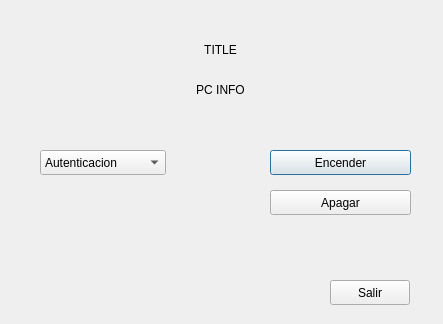
Old version of the form ClientApp/dialogmanagepc.ui in the repository jpvindas11/LosM-sFritos_Arduinos.
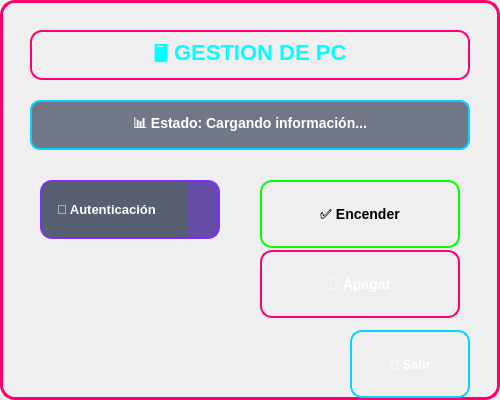
New version of the form.

```diff
--- a/ClientApp/dialogmanagepc.ui
+++ b/ClientApp/dialogmanagepc.ui
@@ -6,24 +6,215 @@
    <rect>
     <x>0</x>
     <y>0</y>
-    <width>443</width>
-    <height>324</height>
+    <width>500</width>
+    <height>400</height>
    </rect>
   </property>
   <property name="windowTitle">
-   <string>Dialog</string>
+   <string>🖥️ Gestión de PC</string>
+  </property>
+  <property name="styleSheet">
+   <string notr="true">/* ============================================
+   DIÁLOGO GESTIÓN PC - TEMA NEÓN CYBERPUNK
+   ============================================ */
+
+QDialog {
+    background: qlineargradient(x1:0, y1:0, x2:1, y2:1,
+                                stop:0 #0a0e27, stop:0.5 #16213e, stop:1 #0a0e27);
+    border: 3px solid #ff006e;
+    border-radius: 15px;
+}
+
+/* ============================================
+   LABELS TÍTULO E INFO
+   ============================================ */
+
+QLabel#title {
+    color: #00ffff;
+    font-size: 22px;
+    font-weight: bold;
+    font-family: 'Segoe UI', Arial, sans-serif;
+    background: qlineargradient(x1:0, y1:0, x2:1, y2:0,
+                                stop:0 rgba(255, 0, 110, 150),
+                                stop:0.5 rgba(0, 212, 255, 150),
+                                stop:1 rgba(255, 0, 110, 150));
+    border: 2px solid #ff006e;
+    border-radius: 12px;
+    padding: 12px;
+}
+
+QLabel#current_info {
+    color: #ffffff;
+    font-size: 14px;
+    font-weight: bold;
+    font-family: 'Segoe UI', Arial, sans-serif;
+    background: rgba(26, 35, 62, 150);
+    border: 2px solid #00d4ff;
+    border-radius: 10px;
+    padding: 10px;
+}
+
+/* ============================================
+   COMBOBOX - SELECTOR DE SERVIDOR
+   ============================================ */
+
+QComboBox {
+    background: rgba(26, 35, 62, 180);
+    border: 2px solid #7b2ff7;
+    border-radius: 12px;
+    padding: 10px 15px;
+    color: #ffffff;
+    font-size: 13px;
+    font-weight: bold;
+    font-family: 'Segoe UI', Arial, sans-serif;
+    min-height: 35px;
+}
+
+QComboBox:hover {
+    border: 2px solid #9351ff;
+    background: rgba(26, 35, 62, 220);
+    box-shadow: 0 0 20px rgba(123, 47, 247, 0.6);
+}
+
+QComboBox:focus {
+    border: 2px solid #00d4ff;
+    box-shadow: 0 0 25px rgba(0, 212, 255, 0.7);
+}
+
+QComboBox::drop-down {
+    border: none;
+    width: 30px;
+    background: rgba(123, 47, 247, 100);
+    border-top-right-radius: 10px;
+    border-bottom-right-radius: 10px;
+}
+
+QComboBox::down-arrow {
+    image: none;
+    border-left: 5px solid transparent;
+    border-right: 5px solid transparent;
+    border-top: 7px solid #00ffff;
+    margin-right: 8px;
+}
+
+QComboBox QAbstractItemView {
+    background: rgba(26, 35, 62, 240);
+    border: 2px solid #7b2ff7;
+    border-radius: 8px;
+    color: white;
+    selection-background-color: qlineargradient(x1:0, y1:0, x2:1, y2:0,
+                                                 stop:0 #7b2ff7, stop:1 #00d4ff);
+    selection-color: white;
+    padding: 5px;
+}
+
+QComboBox QAbstractItemView::item {
+    min-height: 30px;
+    padding: 5px;
+}
+
+QComboBox QAbstractItemView::item:hover {
+    background: rgba(123, 47, 247, 150);
+}
+
+/* ============================================
+   BOTONES DE CONTROL
+   ============================================ */
+
+/* Botón Encender - VERDE */
+QPushButton#on_button {
+    background: qlineargradient(x1:0, y1:0, x2:1, y2:0,
+                                stop:0 #00ff00, stop:1 #39ff14);
+    border: 2px solid #00ff00;
+    border-radius: 12px;
+    padding: 12px 25px;
+    color: #000000;
+    font-size: 14px;
+    font-weight: bold;
+    font-family: 'Segoe UI', Arial, sans-serif;
+    min-height: 40px;
+}
+
+QPushButton#on_button:hover {
+    background: qlineargradient(x1:0, y1:0, x2:1, y2:0,
+                                stop:0 #00ff44, stop:1 #5fff44);
+    box-shadow: 0 0 30px rgba(0, 255, 0, 0.9);
+    border: 2px solid #5fff44;
+}
+
+QPushButton#on_button:pressed {
+    background: qlineargradient(x1:0, y1:0, x2:1, y2:0,
+                                stop:0 #00cc00, stop:1 #2ecc11);
+    padding-top: 14px;
+    padding-bottom: 10px;
+}
+
+/* Botón Apagar - ROJO */
+QPushButton#off_button {
+    background: qlineargradient(x1:0, y1:0, x2:1, y2:0,
+                                stop:0 #ff006e, stop:1 #ff4444);
+    border: 2px solid #ff006e;
+    border-radius: 12px;
+    padding: 12px 25px;
+    color: white;
+    font-size: 14px;
+    font-weight: bold;
+    font-family: 'Segoe UI', Arial, sans-serif;
+    min-height: 40px;
+}
+
+QPushButton#off_button:hover {
+    background: qlineargradient(x1:0, y1:0, x2:1, y2:0,
+                                stop:0 #ff1a7a, stop:1 #ff6666);
+    box-shadow: 0 0 30px rgba(255, 0, 110, 0.9);
+    border: 2px solid #ff4499;
+}
+
+QPushButton#off_button:pressed {
+    background: qlineargradient(x1:0, y1:0, x2:1, y2:0,
+                                stop:0 #cc0058, stop:1 #cc3333);
+    padding-top: 14px;
+    padding-bottom: 10px;
+}
+
+/* Botón Salir - CYAN */
+QPushButton#exit_button {
+    background: qlineargradient(x1:0, y1:0, x2:1, y2:0,
+                                stop:0 #7b2ff7, stop:1 #00d4ff);
+    border: 2px solid #00d4ff;
+    border-radius: 12px;
+    padding: 12px 25px;
+    color: white;
+    font-size: 13px;
+    font-weight: bold;
+    font-family: 'Segoe UI', Arial, sans-serif;
+    min-height: 40px;
+}
+
+QPushButton#exit_button:hover {
+    background: qlineargradient(x1:0, y1:0, x2:1, y2:0,
+                                stop:0 #9351ff, stop:1 #00e5ff);
+    box-shadow: 0 0 25px rgba(0, 212, 255, 0.8);
+}
+
+QPushButton#exit_button:pressed {
+    background: qlineargradient(x1:0, y1:0, x2:1, y2:0,
+                                stop:0 #6020dd, stop:1 #00a8cc);
+    padding-top: 14px;
+    padding-bottom: 10px;
+}</string>
   </property>
   <widget class="QLabel" name="title">
    <property name="geometry">
     <rect>
-     <x>0</x>
-     <y>40</y>
-     <width>441</width>
-     <height>20</height>
+     <x>30</x>
+     <y>30</y>
+     <width>440</width>
+     <height>50</height>
     </rect>
    </property>
    <property name="text">
-    <string>TITLE</string>
+    <string>🖥️ GESTIÓN DE PC</string>
    </property>
    <property name="textFormat">
     <enum>Qt::MarkdownText</enum>
@@ -35,60 +226,60 @@
   <widget class="QPushButton" name="on_button">
    <property name="geometry">
     <rect>
-     <x>270</x>
-     <y>150</y>
-     <width>141</width>
-     <height>25</height>
+     <x>260</x>
+     <y>180</y>
+     <width>200</width>
+     <height>50</height>
     </rect>
    </property>
    <property name="text">
-    <string>Encender</string>
+    <string>✅ Encender</string>
    </property>
   </widget>
   <widget class="QPushButton" name="off_button">
    <property name="geometry">
     <rect>
-     <x>270</x>
-     <y>190</y>
-     <width>141</width>
-     <height>25</height>
+     <x>260</x>
+     <y>250</y>
+     <width>200</width>
+     <height>50</height>
     </rect>
    </property>
    <property name="text">
-    <string>Apagar</string>
+    <string>🔴 Apagar</string>
    </property>
   </widget>
   <widget class="QPushButton" name="exit_button">
    <property name="geometry">
     <rect>
-     <x>330</x>
-     <y>280</y>
-     <width>80</width>
-     <height>25</height>
+     <x>350</x>
+     <y>330</y>
+     <width>120</width>
+     <height>45</height>
     </rect>
    </property>
    <property name="text">
-    <string>Salir</string>
+    <string>🚪 Salir</string>
    </property>
   </widget>
   <widget class="QComboBox" name="server_options">
    <property name="geometry">
     <rect>
      <x>40</x>
-     <y>150</y>
-     <width>126</width>
-     <height>25</height>
+     <y>180</y>
+     <width>180</width>
+     <height>50</height>
     </rect>
    </property>
    <property name="currentText">
-    <string>Autenticacion</string>
+    <string>🔐 Autenticación</string>
    </property>
    <property name="sizeAdjustPolicy">
     <enum>QComboBox::AdjustToMinimumContentsLengthWithIcon</enum>
    </property>
    <item>
     <property name="text">
-     <string>Autenticacion</string>
+     <string>🔐 Autenticación</string>
     </property>
    </item>
    <item>
@@ -110,14 +301,14 @@
   <widget class="QLabel" name="current_info">
    <property name="geometry">
     <rect>
-     <x>0</x>
-     <y>80</y>
-     <width>441</width>
-     <height>20</height>
+     <x>30</x>
+     <y>100</y>
+     <width>440</width>
+     <height>50</height>
     </rect>
    </property>
    <property name="text">
-    <string>PC INFO</string>
+    <string>📊 Estado: Cargando información...</string>
    </property>
    <property name="textFormat">
     <enum>Qt::MarkdownText</enum>
```
Left out of the diff: 6 changed lines with no effect on the pictures.
